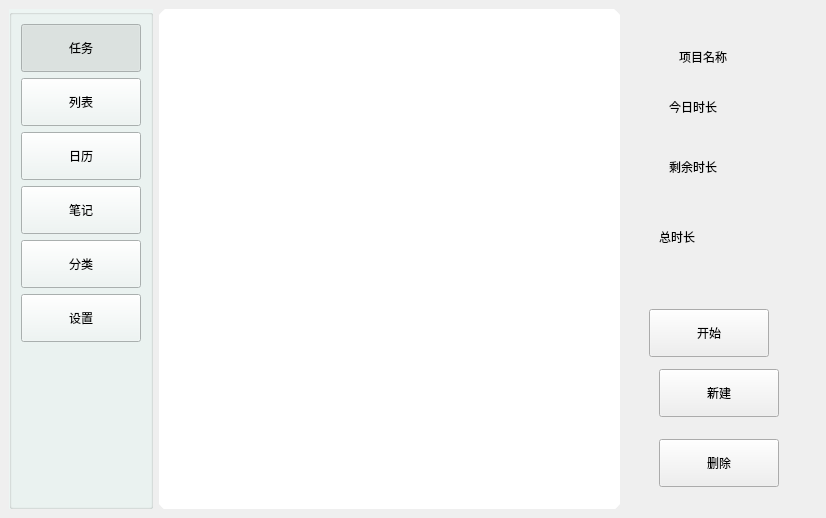
Above: mainwindow.ui from QiuLiang-99/TaskMaster before the change. Below: the same form after it.
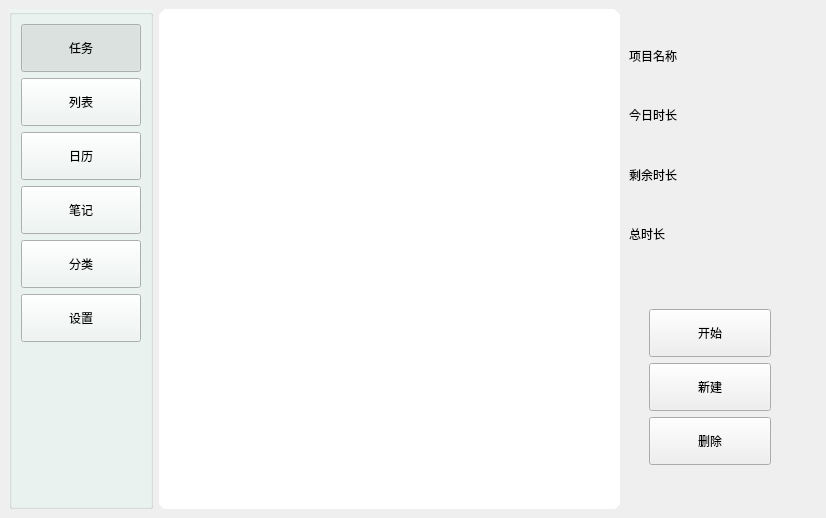
That is the form after the change. The open tabs and pages were chosen to show the change.

```diff
--- a/mainwindow.ui
+++ b/mainwindow.ui
@@ -242,15 +242,58 @@
          <number>40</number>
         </attribute>
        </widget>
-       <widget class="QPushButton" name="startButton">
+       <widget class="QWidget" name="layoutWidget">
+        <property name="geometry">
+         <rect>
+          <x>470</x>
+          <y>20</y>
+          <width>191</width>
+          <height>231</height>
+         </rect>
+        </property>
+        <layout class="QVBoxLayout" name="verticalLayout_3">
+         <item>
+          <widget class="QLabel" name="name_1">
+           <property name="text">
+            <string>项目名称</string>
+           </property>
+          </widget>
+         </item>
+         <item>
+          <widget class="QLabel" name="timeinday_1">
+           <property name="text">
+            <string>今日时长</string>
+           </property>
+          </widget>
+         </item>
+         <item>
+          <widget class="QLabel" name="remaintime_1">
+           <property name="text">
+            <string>剩余时长</string>
+           </property>
+          </widget>
+         </item>
+         <item>
+          <widget class="QLabel" name="totaltime_1">
+           <property name="text">
+            <string>总时长</string>
+           </property>
+          </widget>
+         </item>
+        </layout>
+       </widget>
+       <widget class="QWidget" name="layoutWidget">
         <property name="geometry">
          <rect>
           <x>490</x>
           <y>300</y>
-          <width>120</width>
-          <height>48</height>
+          <width>122</width>
+          <height>158</height>
          </rect>
         </property>
+        <layout class="QVBoxLayout" name="verticalLayout_4">
+         <item>
+          <widget class="QPushButton" name="startButton">
         <property name="minimumSize">
          <size>
           <width>120</width>
@@ -261,15 +304,9 @@
          <string>开始</string>
         </property>
        </widget>
+         </item>
+         <item>
        <widget class="QPushButton" name="addButton">
-        <property name="geometry">
-         <rect>
-          <x>500</x>
-          <y>360</y>
-          <width>120</width>
-          <height>48</height>
-         </rect>
-        </property>
         <property name="minimumSize">
          <size>
           <width>120</width>
@@ -280,15 +317,9 @@
          <string>新建</string>
         </property>
        </widget>
+         </item>
+         <item>
        <widget class="QPushButton" name="deleteButton">
-        <property name="geometry">
-         <rect>
-          <x>500</x>
-          <y>430</y>
-          <width>120</width>
-          <height>48</height>
-         </rect>
-        </property>
         <property name="minimumSize">
          <size>
           <width>120</width>
@@ -299,57 +330,8 @@
          <string>删除</string>
         </property>
        </widget>
-       <widget class="QLabel" name="label">
-        <property name="geometry">
-         <rect>
-          <x>520</x>
-          <y>40</y>
-          <width>54</width>
-          <height>16</height>
-         </rect>
-        </property>
-        <property name="text">
-         <string>项目名称</string>
-        </property>
-       </widget>
-       <widget class="QLabel" name="label_2">
-        <property name="geometry">
-         <rect>
-          <x>500</x>
-          <y>220</y>
-          <width>54</width>
-          <height>16</height>
-         </rect>
-        </property>
-        <property name="text">
-         <string>总时长</string>
-        </property>
-       </widget>
-       <widget class="QLabel" name="label_3">
-        <property name="geometry">
-         <rect>
-          <x>510</x>
-          <y>150</y>
-          <width>54</width>
-          <height>16</height>
-         </rect>
-        </property>
-        <property name="text">
-         <string>剩余时长</string>
-        </property>
-       </widget>
-       <widget class="QLabel" name="label_4">
-        <property name="geometry">
-         <rect>
-          <x>510</x>
-          <y>90</y>
-          <width>54</width>
-          <height>16</height>
-         </rect>
-        </property>
-        <property name="text">
-         <string>今日时长</string>
-        </property>
+         </item>
+        </layout>
        </widget>
       </widget>
       <widget class="QWidget" name="page_2">
```
Left out of the diff: 32 changed lines with no effect on the pictures. Lines whose indentation alone changed are shown as unchanged.
